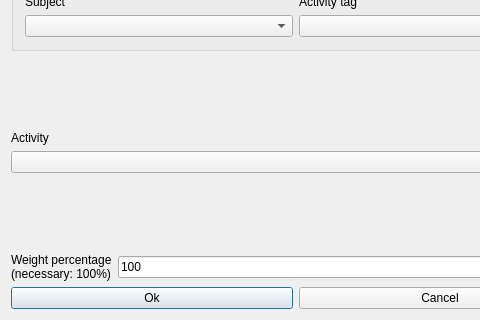
The window that fet/src/interface/modifyconstraintactivityendsstudentsdayform_template.ui (vonmecheln/fet) describes before a commit, drawn with Qt 5; both pictures show x 0 to 480 and y 95 to 415 of the 592 by 415 pixel window.
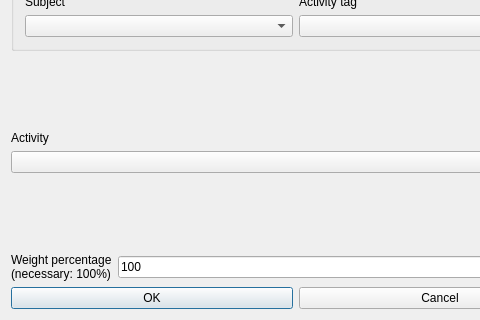
The same window after the commit.

The edit to the form file:
```diff
--- a/fet/src/interface/modifyconstraintactivityendsstudentsdayform_template.ui
+++ b/fet/src/interface/modifyconstraintactivityendsstudentsdayform_template.ui
@@ -173,7 +173,7 @@
      <item>
       <widget class="QPushButton" name="okPushButton">
        <property name="text">
-        <string>Ok</string>
+        <string>OK</string>
        </property>
       </widget>
      </item>
```
